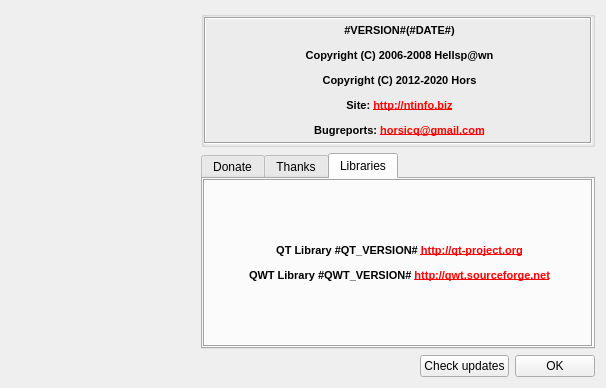
Before: the Qt Designer form gui_source/dialogabout.ui in horsicq/DIE-engine, drawn with Qt 5.
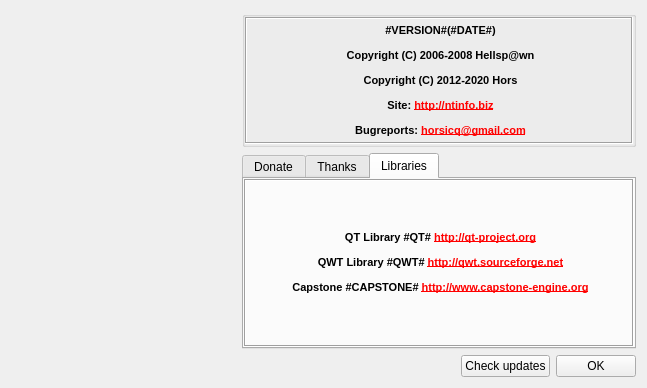
After: the same form once the commit is applied. The open tabs and pages were chosen to show the change. Icons and pictures are not drawn.

What changed in the file:
```diff
--- a/gui_source/dialogabout.ui
+++ b/gui_source/dialogabout.ui
@@ -9,7 +9,7 @@
    <rect>
     <x>0</x>
     <y>0</y>
-    <width>606</width>
+    <width>647</width>
     <height>388</height>
    </rect>
   </property>
@@ -299,7 +299,7 @@
             <enum>QFrame::Sunken</enum>
            </property>
            <property name="text">
-            <string notr="true">&lt;html&gt;&lt;head/&gt;&lt;body&gt;&lt;p align=&quot;center&quot;&gt;&lt;span style=&quot; font-size:8pt; font-weight:600;&quot;&gt;QT Library #QT_VERSION# &lt;/span&gt;&lt;a href=&quot;http://qt-project.org&quot;&gt;&lt;span style=&quot; font-size:8pt; font-weight:600; text-decoration: underline; color:#ff0000;&quot;&gt;http://qt-project.org&lt;/span&gt;&lt;/a&gt;&lt;/p&gt;&lt;p align=&quot;center&quot;&gt;&lt;span style=&quot; font-size:8pt; font-weight:600;&quot;&gt;QWT Library #QWT_VERSION# &lt;/span&gt;&lt;a href=&quot; http://qwt.sourceforge.net&quot;&gt;&lt;span style=&quot; font-size:8pt; font-weight:600; text-decoration: underline; color:#ff0000;&quot;&gt;http://qwt.sourceforge.net&lt;/span&gt;&lt;/a&gt;&lt;/p&gt;&lt;/body&gt;&lt;/html&gt;</string>
+            <string notr="true">&lt;html&gt;&lt;head/&gt;&lt;body&gt;&lt;p align=&quot;center&quot;&gt;&lt;span style=&quot; font-size:8pt; font-weight:600;&quot;&gt;QT Library #QT# &lt;/span&gt;&lt;a href=&quot;http://qt-project.org&quot;&gt;&lt;span style=&quot; font-size:8pt; font-weight:600; text-decoration: underline; color:#ff0000;&quot;&gt;http://qt-project.org&lt;/span&gt;&lt;/a&gt;&lt;/p&gt;&lt;p align=&quot;center&quot;&gt;&lt;span style=&quot; font-size:8pt; font-weight:600;&quot;&gt;QWT Library #QWT# &lt;/span&gt;&lt;a href=&quot; http://qwt.sourceforge.net&quot;&gt;&lt;span style=&quot; font-size:8pt; font-weight:600; text-decoration: underline; color:#ff0000;&quot;&gt;http://qwt.sourceforge.net&lt;/span&gt;&lt;/a&gt;&lt;/p&gt;&lt;p align=&quot;center&quot;&gt;&lt;span style=&quot; font-size:8pt; font-weight:600;&quot;&gt;Capstone #CAPSTONE# &lt;/span&gt;&lt;a href=&quot; http://qwt.sourceforge.net&quot;&gt;&lt;span style=&quot; font-size:8pt; font-weight:600; text-decoration: underline; color:#ff0000;&quot;&gt;http://www.capstone-engine.org&lt;/span&gt;&lt;/a&gt;&lt;/p&gt;&lt;/body&gt;&lt;/html&gt;</string>
            </property>
            <property name="openExternalLinks">
             <bool>true</bool>
```
Left out of the diff: 8 changed lines with no effect on the pictures.
